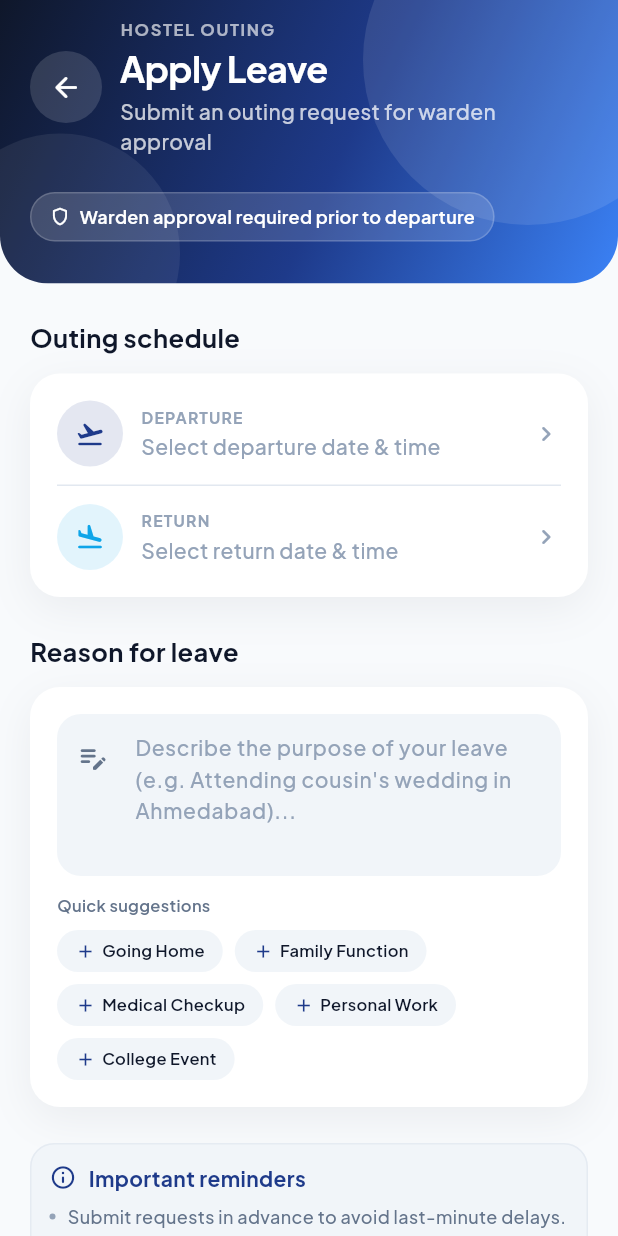
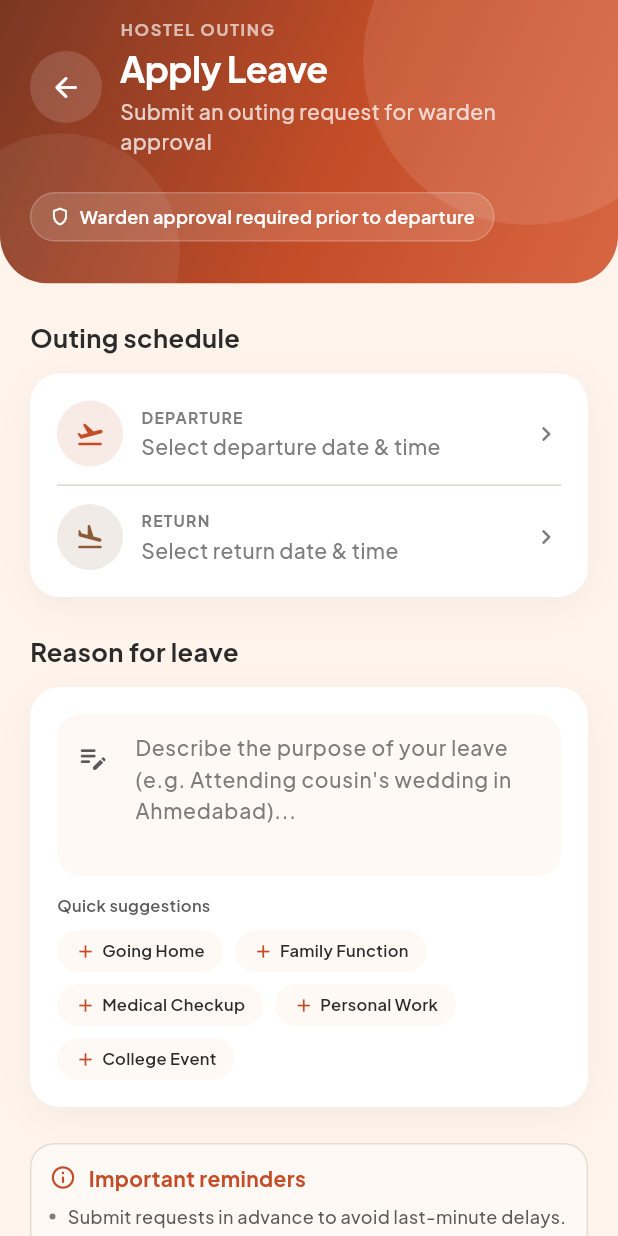
Before and after one commit to innovatiq-heet/hsh_app2, a Flutter app: the AddLeaveScreen screen opened by its route, on a phone screen of 412 x 824 dp. Run offline on Flutter 3.47's test engine with Material 3 defaults, Android fonts, the phone set to English and light mode, and no system bars; our stand-ins replace dio, fl_chart, flutter_secure_storage, get, google_fonts, image_picker; missing offline and left inert: appflowy_editor, mobile_scanner; accounts and stored records are empty.

Commit message:
style: update brand color palette and theme constants
- Redesign the design system color tokens to follow a warm hospitality palette featuring terracotta, camel, and charcoal tones.
- Update `AppColors` with new primary, secondary, accent, and background hex values.
- Refine gradients (`primaryGradient`, `heroGradient`, `buttonGradient`) and shadows to match the new color scheme.
- Update `AppBarTheme` and `SnackBarThemeData` in `app_theme.dart` to use the updated color tokens.
- Add additional supporting tokens for muted surfaces, borders, and text variations.

```diff
--- a/lib/constants/app_colors.dart
+++ b/lib/constants/app_colors.dart
@@ -1,46 +1,102 @@
 import 'package:flutter/material.dart';
 
-/// Design system color tokens (spec §4). The spec's brand hex values are
-/// unchanged; the soft tints, gradients and shadow below are derived
-/// supporting tokens for the modern surface treatment.
+/// Design system color tokens.
+/// Warm hospitality palette:
+/// - Terracotta & camel tones
+/// - Warm cream backgrounds
+/// - Charcoal accents
 class AppColors {
   AppColors._();
 
-  static const Color headerBlue = Color(0xFF0F172A);
-  static const Color primary = Color(0xFF1E3A8A);
-  static const Color primaryLight = Color(0xFF3B82F6);
-  static const Color secondary = Color(0xFF0EA5E9);
-  static const Color mainBackground = Color(0xFFF8FAFC);
+  // --- Main brand colors ---
+  /// Terracotta / Primary: #C44D28
+  static const Color primary = Color(0xFFC44D28);
+  /// Terracotta light: #D86642
+  static const Color primaryLight = Color(0xFFD86642);
+  /// Terracotta dark: #7A3723
+  static const Color primaryDark = Color(0xFF7A3723);
+  /// Header tint (mapped to Terracotta dark for warm, rich headers)
+  static const Color headerBlue = Color(0xFF7A3723);
+
+  /// Warm camel / secondary: #8A5B36
+  static const Color secondary = Color(0xFF8A5B36);
+  /// Camel light: #B27642
+  static const Color secondaryLight = Color(0xFFB27642);
+  /// Camel dark: #654126
+  static const Color secondaryDark = Color(0xFF654126);
+
+  /// Charcoal / accent: #4E4E52
+  static const Color accent = Color(0xFF4E4E52);
+  /// Charcoal light: #76767B
+  static const Color accentLight = Color(0xFF76767B);
+  /// Charcoal dark: #2F2F33
+  static const Color accentDark = Color(0xFF2F2F33);
+
+  // --- Backgrounds ---
+  /// Warm cream background: #FFF4EC
+  static const Color mainBackground = Color(0xFFFFF4EC);
+  /// Background secondary: #FFF9F5
+  static const Color backgroundSecondary = Color(0xFFFFF9F5);
+  /// White surface: #FFFFFF
   static const Color surface = Color(0xFFFFFFFF);
+  /// Surface muted: #FFF9F5
+  static const Color surfaceMuted = Color(0xFFFFF9F5);
 
-  static const Color textPrimary = Color(0xFF0F172A);
-  static const Color textSecondary = Color(0xFF64748B);
-  static const Color textMuted = Color(0xFF94A3B8);
+  // --- Text ---
+  /// Primary text: #2B2B2B
+  static const Color textPrimary = Color(0xFF2B2B2B);
+  /// Secondary text: #5A5A5A
+  static const Color textSecondary = Color(0xFF5A5A5A);
+  /// Muted text: #7D7D7D
+  static const Color textMuted = Color(0xFF7D7D7D);
+  /// Light text: #A3A3A3
+  static const Color textLight = Color(0xFFA3A3A3);
 
-  static const Color successGreen = Color(0xFF10B981);
-  static const Color warningOrange = Color(0xFFF59E0B);
-  static const Color cancelledRed = Color(0xFFEF4444);
-  static const Color pendingBlue = Color(0xFF3B82F6);
+  // --- Borders ---
+  /// Border: #DDD6CE
+  static const Color border = Color(0xFFDDD6CE);
+  /// Border light: #EAE5E0
+  static const Color borderLight = Color(0xFFEAE5E0);
+  /// Border primary: #D86642
+  static const Color borderPrimary = Color(0xFFD86642);
+  /// Border accent: #76767B
+  static const Color borderAccent = Color(0xFF76767B);
 
-  static const Color border = Color(0xFFE2E8F0);
-  static const Color surfaceMuted = Color(0xFFF1F5F9);
-  static const Color primarySoft = Color(0xFFE8EEFB);
-  static const Color shadow = Color(0xFF0F172A);
+  // --- Status colors ---
+  /// Success: #2E7D32
+  static const Color successGreen = Color(0xFF2E7D32);
+  /// Warning: #C17817
+  static const Color warningOrange = Color(0xFFC17817);
+  /// Error: #C62828
+  static const Color cancelledRed = Color(0xFFC62828);
+  /// Info / Pending: #1565C0
+  static const Color pendingBlue = Color(0xFF1565C0);
 
+  // --- Supporting tokens ---
+  /// Soft terracotta tint for badges, selected pills & wash surfaces
+  static const Color primarySoft = Color(0xFFFBECE6);
+  /// Soft camel tint
+  static const Color secondarySoft = Color(0xFFF6EDE6);
+  /// Warm shadow
+  static const Color shadow = Color(0xFF2F2F33);
+
+  // --- Gradients ---
+  /// Terracotta into Warm Camel
   static const LinearGradient primaryGradient = LinearGradient(
     begin: Alignment.topLeft,
     end: Alignment.bottomRight,
     colors: [primary, secondary],
   );
 
-  /// Hero headers: deep navy into brand blue.
+  /// Hero headers: deep terracotta into warm terracotta and terracotta light
   static const LinearGradient heroGradient = LinearGradient(
     begin: Alignment.topLeft,
     end: Alignment.bottomRight,
-    colors: [headerBlue, primary, primaryLight],
+    colors: [primaryDark, primary, primaryLight],
     stops: [0.0, 0.55, 1.0],
   );
 
+  /// Buttons: terracotta into terracotta light
   static const LinearGradient buttonGradient = LinearGradient(
     begin: Alignment.centerLeft,
     end: Alignment.centerRight,
@@ -49,9 +105,9 @@ class AppColors {
 
   static final List<BoxShadow> softShadow = [
     BoxShadow(
-      color: shadow.withValues(alpha: 0.06),
-      blurRadius: 24,
-      offset: const Offset(0, 8),
+      color: shadow.withValues(alpha: 0.05),
+      blurRadius: 20,
+      offset: const Offset(0, 6),
     ),
   ];
 }
--- a/lib/constants/app_theme.dart
+++ b/lib/constants/app_theme.dart
@@ -34,14 +34,14 @@ class AppTheme {
       ),
       appBarTheme: AppBarTheme(
         backgroundColor: AppColors.mainBackground,
-        foregroundColor: AppColors.headerBlue,
+        foregroundColor: AppColors.textPrimary,
         surfaceTintColor: Colors.transparent,
         elevation: 0,
         scrolledUnderElevation: 0,
         centerTitle: false,
         systemOverlayStyle: SystemUiOverlayStyle.dark,
         titleTextStyle: AppTextStyles.headline.copyWith(
-          color: AppColors.headerBlue,
+          color: AppColors.textPrimary,
         ),
       ),
       tabBarTheme: TabBarThemeData(
@@ -208,7 +208,7 @@ class AppTheme {
       ),
       snackBarTheme: SnackBarThemeData(
         behavior: SnackBarBehavior.floating,
-        backgroundColor: AppColors.headerBlue,
+        backgroundColor: AppColors.accentDark,
         contentTextStyle: AppTextStyles.bodyMd.copyWith(color: Colors.white),
         shape: RoundedRectangleBorder(
           borderRadius: BorderRadius.circular(AppDimens.radiusMd),
```
